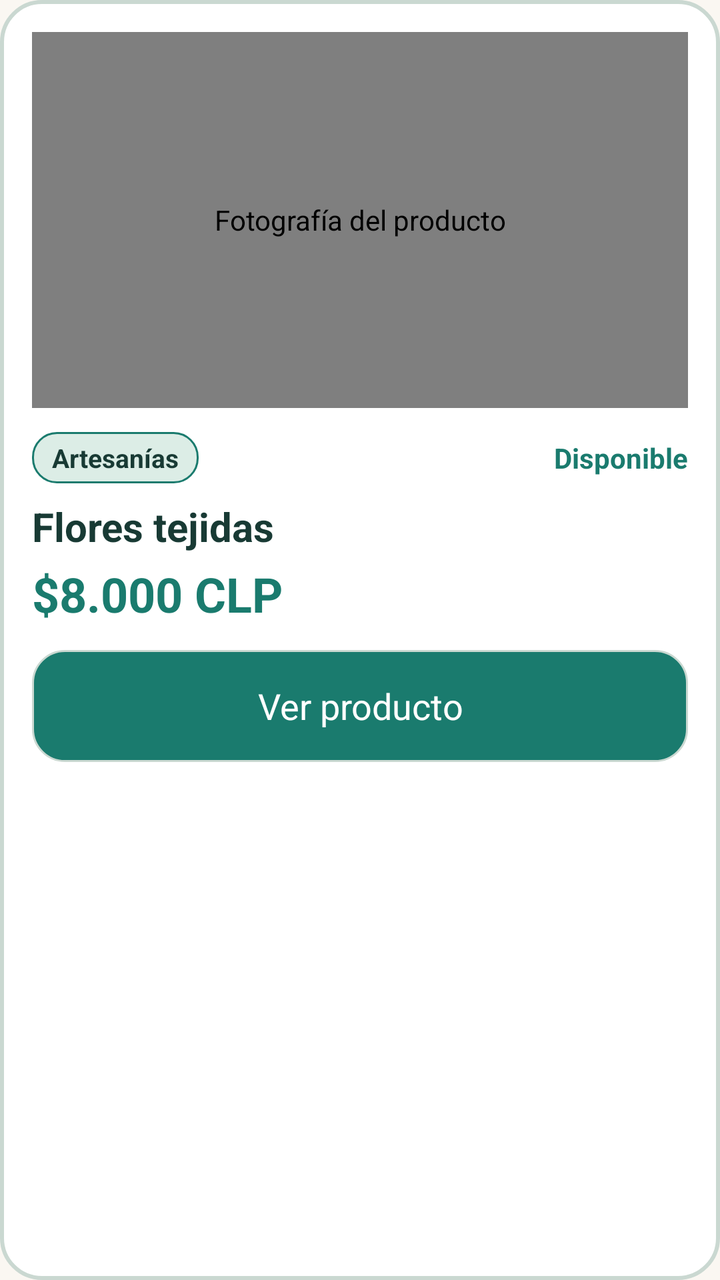
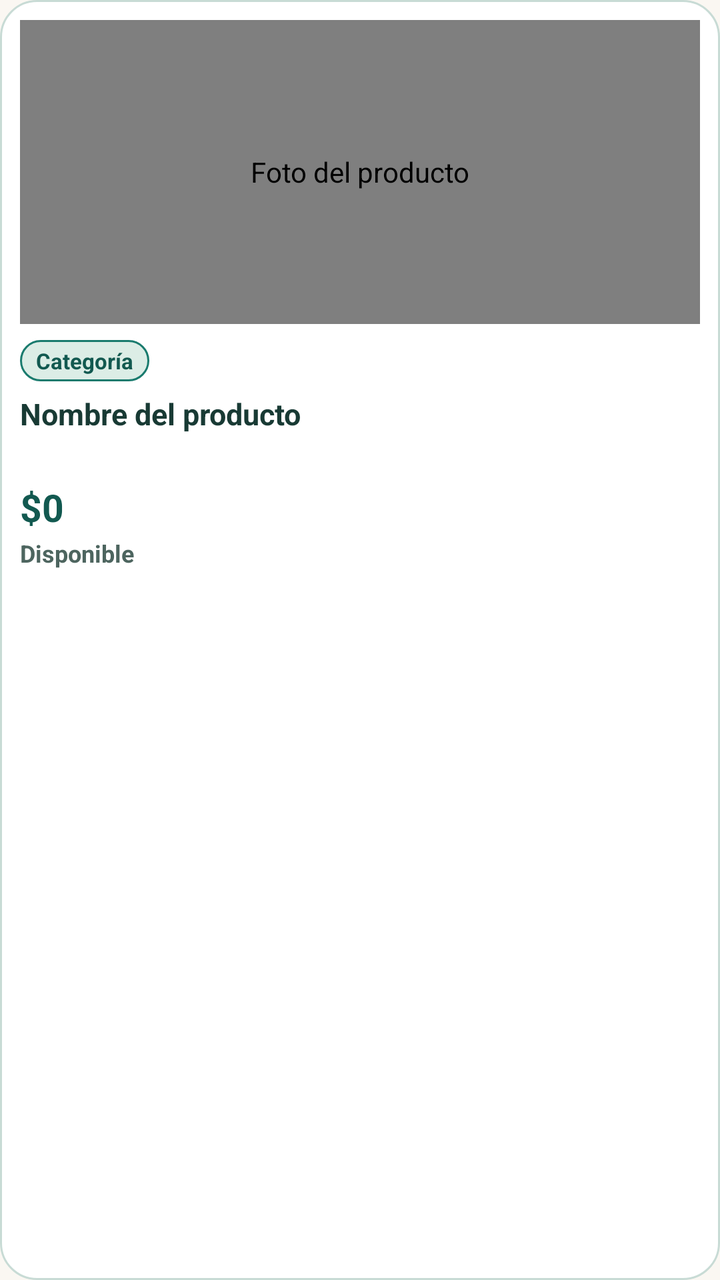

Before-and-after screenshots of an Android layout around one commit, followed by the original layout XML and the change that was made.
<!-- AndroidManifest.xml: application theme Theme.ConectaSur -->
<!-- res/layout/item_product.xml -->
<?xml version='1.0' encoding='utf-8'?>
<LinearLayout xmlns:android="http://schemas.android.com/apk/res/android"
    android:layout_width="match_parent"
    android:layout_height="wrap_content"
    android:layout_marginBottom="16dp"
    android:background="@drawable/card_surface"
    android:orientation="vertical"
    android:padding="16dp"
    android:screenReaderFocusable="true">

    <cl.surcode.conectasur.ui.ProductPhotoView
        android:id="@+id/product_photo"
        android:layout_width="match_parent"
        android:layout_height="188dp"
        android:layout_marginBottom="12dp"
        android:contentDescription="@string/photo_description"
        android:scaleType="centerCrop"
        android:src="@drawable/flores" />

    <LinearLayout
        android:layout_width="match_parent"
        android:layout_height="wrap_content"
        android:gravity="center_vertical"
        android:orientation="horizontal"
        android:layout_marginBottom="6dp">

        <TextView
            android:id="@+id/product_category"
            style="@style/ConectaSur.Label"
            android:layout_width="wrap_content"
            android:layout_height="wrap_content"
            android:layout_marginBottom="0dp"
            android:background="@drawable/badge_pill_forest"
            android:paddingStart="10dp"
            android:paddingEnd="10dp"
            android:paddingTop="4dp"
            android:paddingBottom="4dp"
            android:text="@string/product_category"
            android:textColor="@color/conectasur_ink"
            android:textSize="13sp"
            android:textStyle="bold" />

        <View
            android:layout_width="0dp"
            android:layout_height="1dp"
            android:layout_weight="1" />

        <TextView
            android:id="@+id/product_availability"
            style="@style/ConectaSur.Label"
            android:layout_width="wrap_content"
            android:layout_height="wrap_content"
            android:layout_marginBottom="0dp"
            android:text="@string/available"
            android:textColor="#1A7B6E"
            android:textSize="14sp"
            android:textStyle="bold" />
    </LinearLayout>

    <TextView
        android:id="@+id/product_name"
        style="@style/ConectaSur.Section"
        android:layout_width="match_parent"
        android:layout_height="wrap_content"
        android:layout_marginTop="2dp"
        android:layout_marginBottom="4dp"
        android:text="@string/product_name"
        android:textSize="20sp" />

    <TextView
        android:id="@+id/product_price"
        style="@style/ConectaSur.Section"
        android:layout_width="match_parent"
        android:layout_height="wrap_content"
        android:layout_marginTop="0dp"
        android:layout_marginBottom="12dp"
        android:fontFeatureSettings="tnum"
        android:text="@string/product_price"
        android:textColor="@color/conectasur_forest"
        android:textSize="24sp" />

    <Button
        android:id="@+id/open_product"
        style="@style/ConectaSur.Button.Primary"
        android:layout_width="match_parent"
        android:layout_height="wrap_content"
        android:layout_marginBottom="0dp"
        android:minHeight="56dp"
        android:text="@string/open_product" />
</LinearLayout>
<!-- resources referenced by this layout -->
<resources>
  <!-- drawable card_surface (drawable) -->
  <?xml version='1.0' encoding='utf-8'?>
  <shape xmlns:android="http://schemas.android.com/apk/res/android">
      <solid android:color="?attr/appSurface" />
      <stroke android:width="2dp" android:color="?attr/appBorder" />
      <corners android:radius="20dp" />
  </shape>
  <!-- drawable flores: jpg bitmap (drawable-nodpi, 190425 bytes) -->
  <string name="available">Disponible</string>
  <string name="open_product">Ver producto</string>
  <string name="photo_description">Fotografía del producto</string>
  <string name="product_category">Artesanías</string>
  <string name="product_name">Flores tejidas</string>
  <string name="product_price">$8.000 CLP</string>
  <style name="ConectaSur.Label" parent="ConectaSur.Body">
          <item name="android:textSize">16sp</item>
          <item name="android:textColor">?attr/appMuted</item>
      </style>
  <style name="ConectaSur.Section" parent="ConectaSur.Body">
          <item name="android:textSize">20sp</item>
          <item name="android:textStyle">bold</item>
          <item name="android:layout_marginTop">16dp</item>
      </style>
  <style name="Theme.ConectaSur" parent="android:style/Theme.Material.Light.NoActionBar">
          <item name="android:fontFamily">sans-serif</item>
          <item name="android:windowLightStatusBar">true</item>
          <item name="android:colorAccent">@color/conectasur_forest</item>
          <item name="android:windowBackground">@color/conectasur_cream</item>
          <item name="android:colorBackground">@color/conectasur_cream</item>
          <item name="android:textColorPrimary">@color/conectasur_ink</item>
          <item name="android:textColorSecondary">#4D655F</item>
          <item name="appInk">@color/conectasur_ink</item>
          <item name="appMuted">#4D655F</item>
          <item name="appSurface">#FFFFFF</item>
          <item name="appPrimary">@color/conectasur_forest</item>
          <item name="appBorder">#CAD8D1</item>
      </style>
  <style name="ConectaSur.Button" parent="android:Widget.Button">
          <item name="android:background">@drawable/button_outline</item>
          <item name="android:textColor">?attr/appInk</item>
          <item name="android:textSize">18sp</item>
          <item name="android:textAllCaps">false</item>
          <item name="android:minHeight">56dp</item>
          <item name="android:paddingStart">16dp</item>
          <item name="android:paddingEnd">16dp</item>
          <item name="android:paddingTop">12dp</item>
          <item name="android:paddingBottom">12dp</item>
          <item name="android:layout_marginBottom">12dp</item>
          <item name="android:drawablePadding">12dp</item>
          <item name="android:stateListAnimator">@null</item>
      </style>
  <!-- drawable button_primary (drawable) -->
  <?xml version='1.0' encoding='utf-8'?>
  <selector xmlns:android="http://schemas.android.com/apk/res/android">
      <item android:state_pressed="true">
          <shape>
              <solid android:color="#10544C" />
              <corners android:radius="16dp" />
              <stroke android:width="3dp" android:color="?attr/appInk" />
          </shape>
      </item>
      <item android:state_focused="true">
          <shape>
              <solid android:color="?attr/appPrimary" />
              <corners android:radius="16dp" />
              <stroke android:width="3dp" android:color="#FFFFFF" />
          </shape>
      </item>
      <item>
          <shape>
              <solid android:color="?attr/appPrimary" />
              <corners android:radius="16dp" />
              <stroke android:width="1dp" android:color="?attr/appBorder" />
          </shape>
      </item>
  </selector>
  <style name="ConectaSur.Body" parent="android:Widget.TextView">
          <item name="android:textSize">18sp</item>
          <item name="android:textColor">?attr/appInk</item>
          <item name="android:layout_marginBottom">16dp</item>
      </style>
  <!-- drawable button_outline (drawable) -->
  <?xml version='1.0' encoding='utf-8'?>
  <selector xmlns:android="http://schemas.android.com/apk/res/android">
      <item android:state_pressed="true">
          <shape>
              <solid android:color="#DCEDE6" />
              <corners android:radius="16dp" />
              <stroke android:width="3dp" android:color="?attr/appInk" />
          </shape>
      </item>
      <item android:state_focused="true">
          <shape>
              <solid android:color="?attr/appSurface" />
              <corners android:radius="16dp" />
              <stroke android:width="3dp" android:color="#A85D17" />
          </shape>
      </item>
      <item android:state_selected="true">
          <shape>
              <solid android:color="?attr/appSurface" />
              <corners android:radius="16dp" />
              <stroke android:width="3dp" android:color="?attr/appPrimary" />
          </shape>
      </item>
      <item>
          <shape>
              <solid android:color="?attr/appSurface" />
              <corners android:radius="16dp" />
              <stroke android:width="1dp" android:color="?attr/appBorder" />
          </shape>
      </item>
  </selector>
  <!-- unchanged entries left out for length: 5 -->
</resources>

<!-- the commit's change to res/layout/item_product.xml (unified diff, before → after) -->
@@ -1,90 +1,81 @@
-<?xml version='1.0' encoding='utf-8'?>
+<?xml version="1.0" encoding="utf-8"?>
 <LinearLayout xmlns:android="http://schemas.android.com/apk/res/android"
     android:layout_width="match_parent"
     android:layout_height="wrap_content"
-    android:layout_marginBottom="16dp"
     android:background="@drawable/card_surface"
+    android:clickable="true"
+    android:focusable="true"
+    android:foreground="?android:attr/selectableItemBackground"
     android:orientation="vertical"
-    android:padding="16dp"
-    android:screenReaderFocusable="true">
+    android:padding="10dp">
 
     <cl.surcode.conectasur.ui.ProductPhotoView
         android:id="@+id/product_photo"
         android:layout_width="match_parent"
-        android:layout_height="188dp"
-        android:layout_marginBottom="12dp"
-        android:contentDescription="@string/photo_description"
-        android:scaleType="centerCrop"
-        android:src="@drawable/flores" />
+        android:layout_height="152dp"
+        android:background="@drawable/photo_frame_bg"
+        android:clipToOutline="true"
+        android:contentDescription="Foto del producto"
+        android:scaleType="centerCrop" />
 
-    <LinearLayout
-        android:layout_width="match_parent"
+    <TextView
+        android:id="@+id/product_category"
+        android:layout_width="wrap_content"
         android:layout_height="wrap_content"
-        android:gravity="center_vertical"
-        android:orientation="horizontal"
-        android:layout_marginBottom="6dp">
-
-        <TextView
-            android:id="@+id/product_category"
-            style="@style/ConectaSur.Label"
-            android:layout_width="wrap_content"
-            android:layout_height="wrap_content"
-            android:layout_marginBottom="0dp"
-            android:background="@drawable/badge_pill_forest"
-            android:paddingStart="10dp"
-            android:paddingEnd="10dp"
-            android:paddingTop="4dp"
-            android:paddingBottom="4dp"
-            android:text="@string/product_category"
-            android:textColor="@color/conectasur_ink"
-            android:textSize="13sp"
-            android:textStyle="bold" />
-
-        <View
-            android:layout_width="0dp"
-            android:layout_height="1dp"
-            android:layout_weight="1" />
-
-        <TextView
-            android:id="@+id/product_availability"
-            style="@style/ConectaSur.Label"
-            android:layout_width="wrap_content"
-            android:layout_height="wrap_content"
-            android:layout_marginBottom="0dp"
-            android:text="@string/available"
-            android:textColor="#1A7B6E"
-            android:textSize="14sp"
-            android:textStyle="bold" />
-    </LinearLayout>
+        android:layout_marginTop="8dp"
+        android:background="@drawable/badge_pill_forest"
+        android:ellipsize="end"
+        android:maxLines="1"
+        android:paddingHorizontal="8dp"
+        android:paddingVertical="3dp"
+        android:text="Categoría"
+        android:textColor="@color/conectasur_forest_dark"
+        android:textSize="11sp"
+        android:textStyle="bold" />
 
     <TextView
         android:id="@+id/product_name"
-        style="@style/ConectaSur.Section"
+        android:layout_width="match_parent"
+        android:layout_height="wrap_content"
+        android:layout_marginTop="6dp"
+        android:ellipsize="end"
+        android:lineSpacingExtra="2dp"
+        android:maxLines="2"
+        android:minLines="2"
+        android:text="Nombre del producto"
+        android:textColor="?attr/appInk"
+        android:textSize="15sp"
+        android:textStyle="bold" />
+
+    <TextView
+        android:id="@+id/product_price"
+        android:layout_width="match_parent"
+        android:layout_height="wrap_content"
+        android:layout_marginTop="4dp"
+        android:fontFeatureSettings="tnum"
+        android:text="$0"
+        android:textColor="@color/conectasur_forest_dark"
+        android:textSize="19sp"
+        android:textStyle="bold" />
+
+    <TextView
+        android:id="@+id/product_availability"
         android:layout_width="match_parent"
         android:layout_height="wrap_content"
         android:layout_marginTop="2dp"
-        android:layout_marginBottom="4dp"
-        android:text="@string/product_name"
-        android:textSize="20sp" />
-
-    <TextView
-        android:id="@+id/product_price"
-        style="@style/ConectaSur.Section"
-        android:layout_width="match_parent"
-        android:layout_height="wrap_content"
-        android:layout_marginTop="0dp"
-        android:layout_marginBottom="12dp"
-        android:fontFeatureSettings="tnum"
-        android:text="@string/product_price"
-        android:textColor="@color/conectasur_forest"
-        android:textSize="24sp" />
+        android:ellipsize="end"
+        android:maxLines="1"
+        android:text="Disponible"
+        android:textColor="?attr/appMuted"
+        android:textSize="12sp"
+        android:textStyle="bold" />
 
     <Button
         android:id="@+id/open_product"
         style="@style/ConectaSur.Button.Primary"
         android:layout_width="match_parent"
         android:layout_height="wrap_content"
-        android:layout_marginBottom="0dp"
-        android:minHeight="56dp"
-        android:text="@string/open_product" />
+        android:layout_marginTop="8dp"
+        android:text="Ver producto"
+        android:visibility="gone" />
 </LinearLayout>
<!-- resource entries referenced after the edit -->
@@ -1,115 +1,107 @@
 <!-- resources referenced by this layout -->
 <resources>
+  <color name="conectasur_forest_dark">#125950</color>
   <!-- drawable card_surface (drawable) -->
-  <?xml version='1.0' encoding='utf-8'?>
+  <?xml version="1.0" encoding="utf-8"?>
   <shape xmlns:android="http://schemas.android.com/apk/res/android">
       <solid android:color="?attr/appSurface" />
-      <stroke android:width="2dp" android:color="?attr/appBorder" />
-      <corners android:radius="20dp" />
+      <stroke android:width="1dp" android:color="?attr/appBorder" />
+      <corners android:radius="18dp" />
   </shape>
-  <!-- drawable flores: jpg bitmap (drawable-nodpi, 190425 bytes) -->
-  <string name="available">Disponible</string>
-  <string name="open_product">Ver producto</string>
-  <string name="photo_description">Fotografía del producto</string>
-  <string name="product_category">Artesanías</string>
-  <string name="product_name">Flores tejidas</string>
-  <string name="product_price">$8.000 CLP</string>
-  <style name="ConectaSur.Label" parent="ConectaSur.Body">
-          <item name="android:textSize">16sp</item>
-          <item name="android:textColor">?attr/appMuted</item>
-      </style>
-  <style name="ConectaSur.Section" parent="ConectaSur.Body">
-          <item name="android:textSize">20sp</item>
-          <item name="android:textStyle">bold</item>
-          <item name="android:layout_marginTop">16dp</item>
-      </style>
+  <!-- drawable photo_frame_bg (drawable) -->
+  <?xml version="1.0" encoding="utf-8"?>
+  <shape xmlns:android="http://schemas.android.com/apk/res/android">
+      <solid android:color="@color/conectasur_forest_soft" />
+      <corners android:radius="14dp" />
+  </shape>
   <style name="Theme.ConectaSur" parent="android:style/Theme.Material.Light.NoActionBar">
           <item name="android:fontFamily">sans-serif</item>
           <item name="android:windowLightStatusBar">true</item>
+          <item name="android:statusBarColor">@color/conectasur_cream</item>
           <item name="android:colorAccent">@color/conectasur_forest</item>
           <item name="android:windowBackground">@color/conectasur_cream</item>
           <item name="android:colorBackground">@color/conectasur_cream</item>
           <item name="android:textColorPrimary">@color/conectasur_ink</item>
-          <item name="android:textColorSecondary">#4D655F</item>
+          <item name="android:textColorSecondary">@color/conectasur_muted</item>
           <item name="appInk">@color/conectasur_ink</item>
-          <item name="appMuted">#4D655F</item>
-          <item name="appSurface">#FFFFFF</item>
+          <item name="appMuted">@color/conectasur_muted</item>
+          <item name="appSurface">@color/conectasur_surface</item>
           <item name="appPrimary">@color/conectasur_forest</item>
-          <item name="appBorder">#CAD8D1</item>
+          <item name="appBorder">@color/conectasur_forest_border</item>
+          <item name="appBackground">@color/conectasur_cream</item>
       </style>
+  <color name="conectasur_forest_soft">#E6F1EE</color>
   <style name="ConectaSur.Button" parent="android:Widget.Button">
           <item name="android:background">@drawable/button_outline</item>
           <item name="android:textColor">?attr/appInk</item>
-          <item name="android:textSize">18sp</item>
+          <item name="android:textSize">17sp</item>
+          <item name="android:textStyle">bold</item>
           <item name="android:textAllCaps">false</item>
-          <item name="android:minHeight">56dp</item>
+          <item name="android:minHeight">52dp</item>
           <item name="android:paddingStart">16dp</item>
           <item name="android:paddingEnd">16dp</item>
-          <item name="android:paddingTop">12dp</item>
-          <item name="android:paddingBottom">12dp</item>
-          <item name="android:layout_marginBottom">12dp</item>
-          <item name="android:drawablePadding">12dp</item>
+          <item name="android:paddingTop">10dp</item>
+          <item name="android:paddingBottom">10dp</item>
+          <item name="android:layout_marginBottom">10dp</item>
+          <item name="android:drawablePadding">10dp</item>
           <item name="android:stateListAnimator">@null</item>
       </style>
   <!-- drawable button_primary (drawable) -->
-  <?xml version='1.0' encoding='utf-8'?>
+  <?xml version="1.0" encoding="utf-8"?>
   <selector xmlns:android="http://schemas.android.com/apk/res/android">
       <item android:state_pressed="true">
           <shape>
-              <solid android:color="#10544C" />
-              <corners android:radius="16dp" />
-              <stroke android:width="3dp" android:color="?attr/appInk" />
+              <solid android:color="@color/conectasur_forest_dark" />
+              <corners android:radius="14dp" />
+              <stroke android:width="2dp" android:color="?attr/appInk" />
           </shape>
       </item>
       <item android:state_focused="true">
           <shape>
               <solid android:color="?attr/appPrimary" />
-              <corners android:radius="16dp" />
-              <stroke android:width="3dp" android:color="#FFFFFF" />
+              <corners android:radius="14dp" />
+              <stroke android:width="2dp" android:color="#FFFFFF" />
           </shape>
       </item>
       <item>
           <shape>
               <solid android:color="?attr/appPrimary" />
-              <corners android:radius="16dp" />
-              <stroke android:width="1dp" android:color="?attr/appBorder" />
+              <corners android:radius="14dp" />
           </shape>
       </item>
   </selector>
-  <style name="ConectaSur.Body" parent="android:Widget.TextView">
-          <item name="android:textSize">18sp</item>
-          <item name="android:textColor">?attr/appInk</item>
-          <item name="android:layout_marginBottom">16dp</item>
-      </style>
+  <color name="conectasur_muted">#4D655F</color>
+  <color name="conectasur_surface">#FFFFFF</color>
+  <color name="conectasur_forest_border">#C8DBD5</color>
   <!-- drawable button_outline (drawable) -->
-  <?xml version='1.0' encoding='utf-8'?>
+  <?xml version="1.0" encoding="utf-8"?>
   <selector xmlns:android="http://schemas.android.com/apk/res/android">
       <item android:state_pressed="true">
           <shape>
-              <solid android:color="#DCEDE6" />
-              <corners android:radius="16dp" />
-              <stroke android:width="3dp" android:color="?attr/appInk" />
+              <solid android:color="#DCECE6" />
+              <corners android:radius="14dp" />
+              <stroke android:width="2dp" android:color="?attr/appInk" />
           </shape>
       </item>
       <item android:state_focused="true">
           <shape>
               <solid android:color="?attr/appSurface" />
-              <corners android:radius="16dp" />
-              <stroke android:width="3dp" android:color="#A85D17" />
+              <corners android:radius="14dp" />
+              <stroke android:width="2dp" android:color="?attr/appPrimary" />
           </shape>
       </item>
       <item android:state_selected="true">
           <shape>
-              <solid android:color="?attr/appSurface" />
-              <corners android:radius="16dp" />
-              <stroke android:width="3dp" android:color="?attr/appPrimary" />
+              <solid android:color="@color/conectasur_forest_soft" />
+              <corners android:radius="14dp" />
+              <stroke android:width="2dp" android:color="?attr/appPrimary" />
           </shape>
       </item>
       <item>
           <shape>
               <solid android:color="?attr/appSurface" />
-              <corners android:radius="16dp" />
-              <stroke android:width="1dp" android:color="?attr/appBorder" />
+              <corners android:radius="14dp" />
+              <stroke android:width="1.5dp" android:color="?attr/appBorder" />
           </shape>
       </item>
   </selector>
